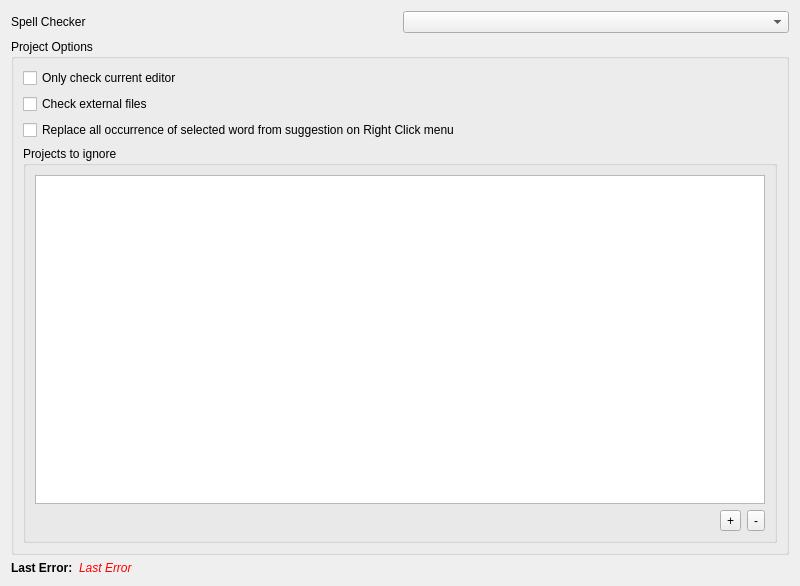
Old version of the form src/spellcheckercoreoptionswidget.ui in the repository CJCombrink/SpellChecker-Plugin.
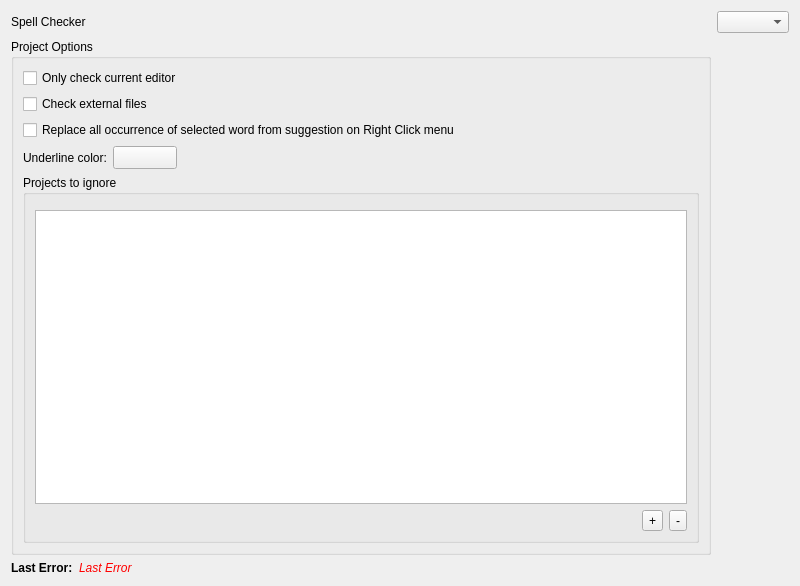
New version of the form. Custom widgets are drawn as their Qt base class.

Commit message: Add option to set error color

What changed in the file:
```diff
--- a/src/spellcheckercoreoptionswidget.ui
+++ b/src/spellcheckercoreoptionswidget.ui
@@ -13,7 +13,7 @@
   <property name="windowTitle">
    <string>Form</string>
   </property>
-  <layout class="QGridLayout" name="gridLayout" rowstretch="0,0,0,0">
+  <layout class="QGridLayout" name="gridLayout">
    <item row="0" column="0">
     <widget class="QLabel" name="label">
      <property name="text">
@@ -24,23 +24,23 @@
    <item row="0" column="1">
     <widget class="QComboBox" name="comboBoxSpellChecker"/>
    </item>
-   <item row="2" column="0" colspan="2">
+   <item row="1" column="0">
+    <layout class="QVBoxLayout" name="spellCheckerOptionsWidgetLayout"/>
+   </item>
+   <item row="2" column="0">
     <widget class="QGroupBox" name="groupBox">
      <property name="title">
       <string>Project Options</string>
      </property>
      <layout class="QGridLayout" name="gridLayout_2">
-      <item row="1" column="0">
-       <widget class="QCheckBox" name="checkBoxOnlyCheckCurrent">
-        <property name="toolTip">
-         <string>Parsing the whole project can sometimes take a lot of time, especially for large projects. This setting will restrict the number of files parsed to only the current editor when a project is opened or a setting is changed.</string>
-        </property>
-        <property name="text">
-         <string>Only check current editor</string>
-        </property>
-       </widget>
-      </item>
       <item row="2" column="0">
+       <widget class="QCheckBox" name="checkBoxReplaceAllRightClick">
+        <property name="text">
+         <string>Replace all occurrence of selected word from suggestion on Right Click menu </string>
+        </property>
+       </widget>
+      </item>
+      <item row="1" column="0">
        <widget class="QCheckBox" name="checkBoxCheckExternal">
         <property name="toolTip">
          <string>Enable or disable if the SpellChecker should attempt to parse files external to the current active project as they are opened/edited.</string>
@@ -50,6 +50,22 @@
         </property>
        </widget>
       </item>
+      <item row="0" column="0">
+       <widget class="QCheckBox" name="checkBoxOnlyCheckCurrent">
+        <property name="minimumSize">
+         <size>
+          <width>64</width>
+          <height>0</height>
+         </size>
+        </property>
+        <property name="toolTip">
+         <string>Parsing the whole project can sometimes take a lot of time, especially for large projects. This setting will restrict the number of files parsed to only the current editor when a project is opened or a setting is changed.</string>
+        </property>
+        <property name="text">
+         <string>Only check current editor</string>
+        </property>
+       </widget>
+      </item>
       <item row="4" column="0">
        <widget class="QGroupBox" name="groupBox_2">
         <property name="title">
@@ -57,9 +73,9 @@
         </property>
         <layout class="QGridLayout" name="gridLayout_3">
          <item row="0" column="0">
-          <widget class="QListWidget" name="listWidget"/>
+          <widget class="QWidget" name="widget_2" native="true"/>
          </item>
-         <item row="1" column="0">
+         <item row="2" column="0">
           <widget class="QWidget" name="widget" native="true">
            <layout class="QHBoxLayout" name="horizontalLayout_2">
             <property name="leftMargin">
@@ -104,20 +120,53 @@
            </layout>
           </widget>
          </item>
+         <item row="1" column="0">
+          <widget class="QListWidget" name="listWidget"/>
+         </item>
         </layout>
        </widget>
       </item>
       <item row="3" column="0">
-       <widget class="QCheckBox" name="checkBoxReplaceAllRightClick">
-        <property name="text">
-         <string>Replace all occurrence of selected word from suggestion on Right Click menu </string>
-        </property>
-       </widget>
+       <layout class="QHBoxLayout" name="horizontalLayout_3">
+        <item>
+         <widget class="QLabel" name="labelUnderlineColor">
+          <property name="text">
+           <string>Underline color:</string>
+          </property>
+         </widget>
+        </item>
+        <item>
+         <widget class="Utils::QtColorButton" name="buttonUnderlineColor">
+          <property name="minimumSize">
+           <size>
+            <width>64</width>
+            <height>0</height>
+           </size>
+          </property>
+          <property name="text">
+           <string/>
+          </property>
+         </widget>
+        </item>
+        <item>
+         <spacer name="horizontalSpacer_2">
+          <property name="orientation">
+           <enum>Qt::Orientation::Horizontal</enum>
+          </property>
+          <property name="sizeHint" stdset="0">
+           <size>
+            <width>40</width>
+            <height>20</height>
+           </size>
+          </property>
+         </spacer>
+        </item>
+       </layout>
       </item>
      </layout>
     </widget>
    </item>
-   <item row="3" column="0" colspan="2">
+   <item row="3" column="0">
     <widget class="QWidget" name="widgetErrorOutput" native="true">
      <property name="sizePolicy">
       <sizepolicy hsizetype="Preferred" vsizetype="Maximum">
@@ -186,6 +235,13 @@
    </item>
   </layout>
  </widget>
+ <customwidgets>
+  <customwidget>
+   <class>Utils::QtColorButton</class>
+   <extends>QToolButton</extends>
+   <header location="global">utils/qtcolorbutton.h</header>
+  </customwidget>
+ </customwidgets>
  <resources/>
  <connections/>
 </ui>
```
Left out of the diff: 6 changed lines with no effect on the pictures. The commit also changes 5 other files.
